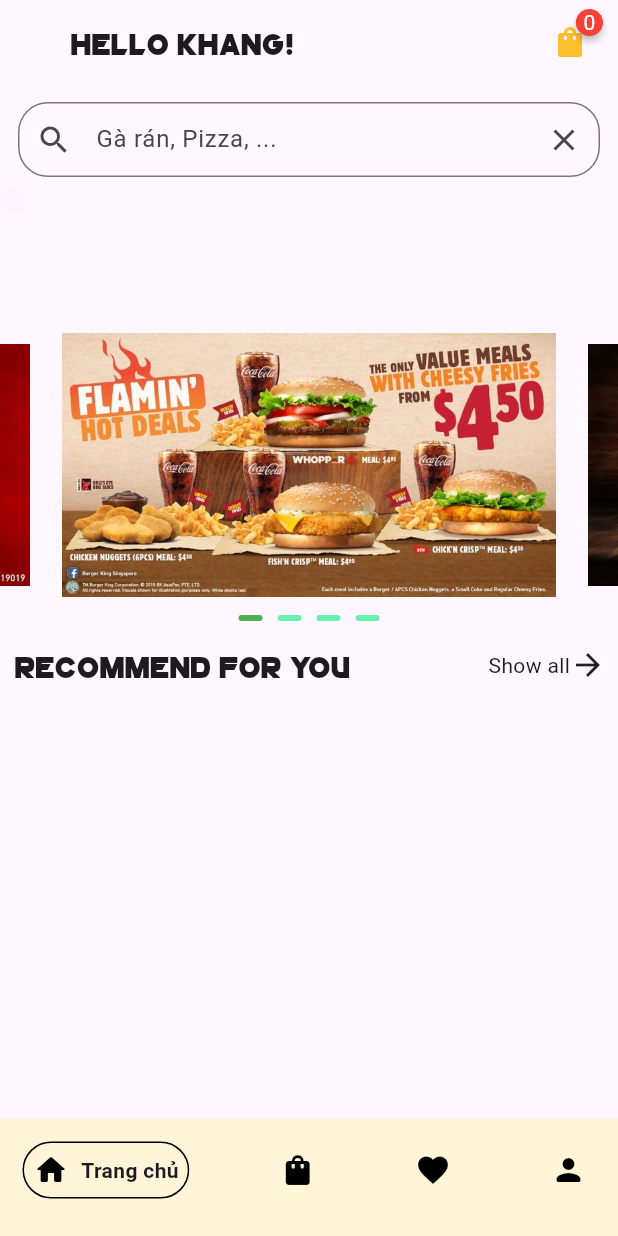
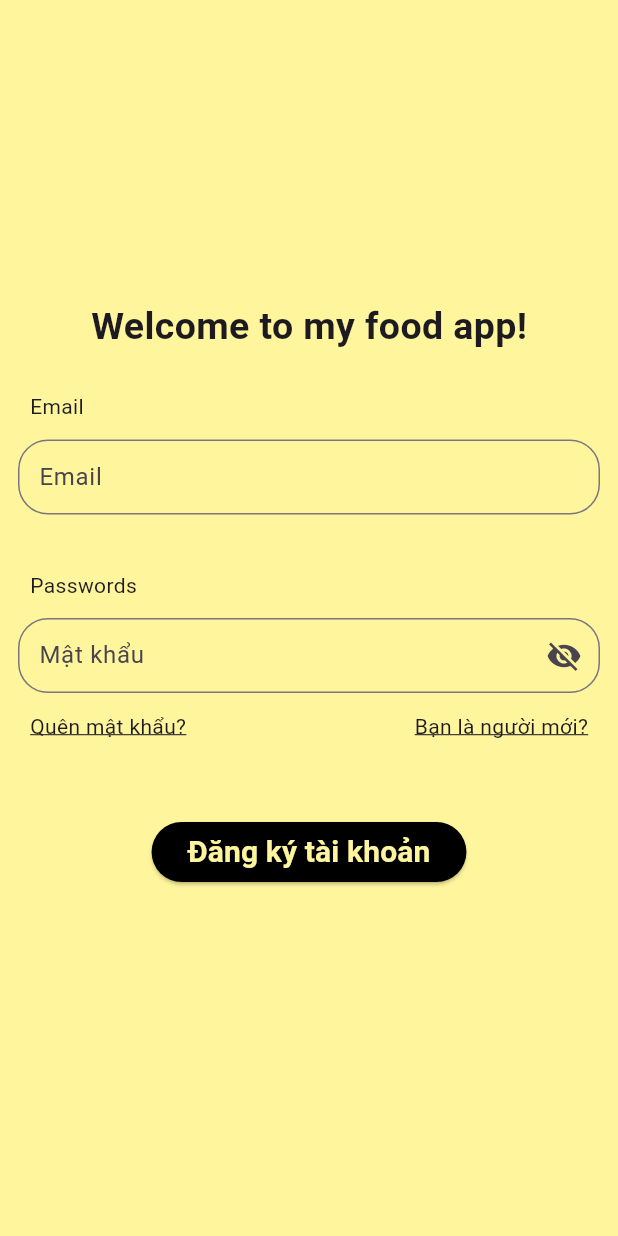
Before and after one commit to LilKhang1810/FoodApp_Flutter, a Flutter app: the screen it shows after launch, on a phone screen of 412 x 824 dp. Run offline on Flutter 3.47's test engine with Material 3 defaults, Android fonts, the phone set to English and light mode, and no system bars; drawn by our look-alikes of badges, carousel_slider, google_nav_bar, smooth_page_indicator; our stand-ins replace cloud_firestore, firebase_auth, firebase_core, firebase_database, flutter_rating_bar, lottie; accounts and stored records are empty.

Commit message:
SignUp and SignIn func

```diff
--- /dev/null
+++ b/lib/controller/firebase_auth_service.dart
@@ -0,0 +1,39 @@
+import 'package:cloud_firestore/cloud_firestore.dart';
+import 'package:firebase_auth/firebase_auth.dart';
+
+class FirebaseAuthService {
+  FirebaseAuth _auth = FirebaseAuth.instance;
+
+  Future<User?> signUpWithEmailAndPassword(
+      String email, String password, String userName) async {
+    try {
+      UserCredential credential = await _auth.createUserWithEmailAndPassword(
+          email: email, password: password);
+      await FirebaseFirestore.instance
+          .collection('User')
+          .doc(credential.user!.uid)
+          .set(
+        {
+          'username': userName,
+          'email': email,
+        },
+      );
+      return credential.user;
+    } catch (e) {
+      print('Something went wrong');
+    }
+    return null;
+  }
+
+  Future<User?> signInWithEmailAndPassword(
+      String email, String password) async {
+    try {
+      UserCredential credential = await _auth.signInWithEmailAndPassword(
+          email: email, password: password);
+      return credential.user;
+    } catch (e) {
+      print('Something went wrong');
+    }
+    return null;
+  }
+}
--- a/lib/main.dart
+++ b/lib/main.dart
@@ -1,14 +1,15 @@
 import 'package:cloud_firestore/cloud_firestore.dart';
 import 'package:firebase_core/firebase_core.dart';
 import 'package:flutter/material.dart';
-import 'package:food_app/detail_view.dart';
+import 'package:food_app/screen/detail_view.dart';
 import 'package:food_app/model/brand.dart';
 import 'package:food_app/model/cart.dart';
 import 'package:food_app/model/food.dart';
-import 'package:food_app/tabview.dart';
+import 'package:food_app/screen/login_screen.dart';
+import 'package:food_app/screen/tabview.dart';
 import 'package:provider/provider.dart';
-import 'favorite_view.dart';
-import 'home_page.dart';
+import 'screen/favorite_view.dart';
+import 'screen/home_page.dart';
 
 void main() async {
   WidgetsFlutterBinding.ensureInitialized();
@@ -36,7 +37,7 @@ class MyApp extends StatelessWidget {
           colorScheme: ColorScheme.fromSeed(seedColor: Colors.deepPurple),
           useMaterial3: true,
         ),
-        home: TabView()
+        home: SignInPage()
         // home: DetailView(
         //   food: Food(
         //       name: 'EVM serving of 6 chicken McNuggets™',
--- a/lib/cart_view.dart
+++ b/lib/screen/cart_view.dart
@@ -1,10 +1,10 @@
 import 'package:flutter/material.dart';
 import 'package:food_app/model/food.dart';
-import 'package:food_app/tabview.dart';
+import 'package:food_app/screen/tabview.dart';
 import 'package:lottie/lottie.dart';
 import 'package:provider/provider.dart';
 
-import 'model/cart.dart';
+import '../model/cart.dart';
 
 class CartView extends StatefulWidget {
   const CartView({super.key});
--- a/lib/detail_view.dart
+++ b/lib/screen/detail_view.dart
@@ -8,7 +8,7 @@ import 'package:flutter/material.dart';
 import 'package:flutter/widgets.dart';
 import 'package:food_app/model/cart.dart';
 import 'package:provider/provider.dart';
-import 'model/food.dart';
+import '../model/food.dart';
 import 'package:firebase_database/ui/firebase_animated_list.dart';
 
 class DetailView extends StatefulWidget {
--- /dev/null
+++ b/lib/screen/login_screen.dart
@@ -0,0 +1,313 @@
+import 'package:firebase_auth/firebase_auth.dart';
+import 'package:flutter/cupertino.dart';
+import 'package:flutter/material.dart';
+import 'package:flutter/widgets.dart';
+import 'package:food_app/controller/firebase_auth_service.dart';
+import 'package:food_app/screen/tabview.dart';
+
+class SignUpScreen extends StatefulWidget {
+  const SignUpScreen({super.key});
+
+  @override
+  State<SignUpScreen> createState() => _SignUpScreenState();
+}
+
+class _SignUpScreenState extends State<SignUpScreen> {
+  final FirebaseAuthService _auth = FirebaseAuthService();
+  bool _obscureText = true;
+  TextEditingController _userName = TextEditingController();
+  TextEditingController _email = TextEditingController();
+  TextEditingController _password = TextEditingController();
+  @override
+  void dispose() {
+    _userName.dispose();
+    _email.dispose();
+    _password.dispose();
+    super.dispose();
+  }
+
+  void _signup() async {
+    String username = _userName.text;
+    String email = _email.text;
+    String password = _password.text;
+
+    User? user =
+        await _auth.signUpWithEmailAndPassword(email, password, username);
+
+    if (user != null) {
+      print('User is successfully created');
+      Navigator.push(
+          context, MaterialPageRoute(builder: (context) => TabView()));
+    } else {
+      print('Something went wrong');
+    }
+  }
+
+  @override
+  Widget build(BuildContext context) {
+    return Scaffold(
+      appBar: AppBar(
+        backgroundColor: Colors.yellow.shade200,
+      ),
+      backgroundColor: Colors.yellow.shade200,
+      body: Column(
+        children: <Widget>[
+          SizedBox(height: 80),
+          Container(
+            alignment: Alignment.center,
+            child: Text(
+              'First step to be friend',
+              style: TextStyle(fontSize: 25, fontWeight: FontWeight.bold),
+            ),
+          ),
+          Column(
+            children: [
+              Container(
+                padding: EdgeInsets.only(left: 20, top: 25),
+                alignment: Alignment.centerLeft,
+                child: Text('Tên của bạn'),
+              ),
+              Padding(
+                padding: const EdgeInsets.all(12.0),
+                child: TextField(
+                  controller: _userName,
+                  decoration: InputDecoration(
+                    contentPadding:
+                        EdgeInsets.symmetric(vertical: 13, horizontal: 10),
+                    border: OutlineInputBorder(
+                      borderRadius: BorderRadius.circular(20),
+                      borderSide: BorderSide(width: 0.8),
+                    ),
+                    hintText: 'Họ tên',
+                  ),
+                ),
+              ),
+            ],
+          ),
+          Column(
+            children: [
+              Container(
+                padding: EdgeInsets.only(left: 20, top: 25),
+                alignment: Alignment.centerLeft,
+                child: Text('Email'),
+              ),
+              Padding(
+                padding: const EdgeInsets.all(12.0),
+                child: TextField(
+                  controller: _email,
+                  decoration: InputDecoration(
+                    contentPadding:
+                        EdgeInsets.symmetric(vertical: 13, horizontal: 10),
+                    border: OutlineInputBorder(
+                      borderRadius: BorderRadius.circular(20),
+                      borderSide: BorderSide(width: 0.8),
+                    ),
+                    hintText: 'Email',
+                  ),
+                ),
+              ),
+            ],
+          ),
+          Column(
+            children: [
+              Container(
+                padding: EdgeInsets.only(left: 20, top: 25),
+                alignment: Alignment.centerLeft,
+                child: Text('Passwords'),
+              ),
+              Padding(
+                padding: const EdgeInsets.all(12.0),
+                child: TextField(
+                  controller: _password,
+                  obscureText: _obscureText,
+                  decoration: InputDecoration(
+                    contentPadding:
+                        EdgeInsets.symmetric(vertical: 13, horizontal: 10),
+                    border: OutlineInputBorder(
+                      borderRadius: BorderRadius.circular(20),
+                      borderSide: BorderSide(width: 0.8),
+                    ),
+                    hintText: 'Mật khẩu',
+                    suffixIcon: IconButton(
+                        onPressed: () {
+                          setState(() {
+                            _obscureText = !_obscureText;
+                          });
+                        },
+                        icon: Icon(_obscureText
+                            ? Icons.visibility_off
+                            : Icons.visibility)),
+                  ),
+                ),
+              ),
+            ],
+          ),
+          SizedBox(
+            height: 50,
+          ),
+          ElevatedButton(
+              style: ButtonStyle(
+                  backgroundColor: MaterialStateProperty.all(Colors.black)),
+              onPressed: _signup,
+              child: Text(
+                'Đăng ký tài khoản',
+                style: TextStyle(
+                    color: Colors.yellow.shade200,
+                    fontSize: 20,
+                    fontWeight: FontWeight.bold),
+              )),
+        ],
+      ),
+    );
+  }
+}
+
+class SignInPage extends StatefulWidget {
+  const SignInPage({super.key});
+
+  @override
+  State<SignInPage> createState() => _SignInPageState();
+}
+
+class _SignInPageState extends State<SignInPage> {
+  FirebaseAuthService _auth = FirebaseAuthService();
+  TextEditingController _email = TextEditingController();
+  TextEditingController _password = TextEditingController();
+  @override
+  void dispose() {
+    _email.dispose();
+    _password.dispose();
+    super.dispose();
+  }
+
+  void _signIn() async {
+    String email = _email.text;
+    String password = _password.text;
+    User? user = await _auth.signInWithEmailAndPassword(email, password);
+    if (user != null) {
+      print('User is successfully created');
+      Navigator.push(
+          context, MaterialPageRoute(builder: (context) => TabView()));
+    } else {
+      print('Something went wrong');
+    }
+  }
+
+  bool _obscureText = true;
+  @override
+  Widget build(BuildContext context) {
+    return Scaffold(
+      backgroundColor: Colors.yellow.shade200,
+      body: Column(
+        children: <Widget>[
+          SizedBox(height: 200),
+          Text(
+            'Welcome to my food app!',
+            style: TextStyle(fontSize: 25, fontWeight: FontWeight.bold),
+          ),
+          Column(
+            children: [
+              Container(
+                padding: EdgeInsets.only(left: 20, top: 25),
+                alignment: Alignment.centerLeft,
+                child: Text('Email'),
+              ),
+              Padding(
+                padding: const EdgeInsets.all(12.0),
+                child: TextField(
+                  controller: _email,
+                  decoration: InputDecoration(
+                    contentPadding:
+                        EdgeInsets.symmetric(vertical: 13, horizontal: 10),
+                    border: OutlineInputBorder(
+                      borderRadius: BorderRadius.circular(20),
+                      borderSide: BorderSide(width: 0.8),
+                    ),
+                    hintText: 'Email',
+                  ),
+                ),
+              ),
+            ],
+          ),
+          Column(
+            children: [
+              Container(
+                padding: EdgeInsets.only(left: 20, top: 25),
+                alignment: Alignment.centerLeft,
+                child: Text('Passwords'),
+              ),
+              Padding(
+                padding: const EdgeInsets.all(12.0),
+                child: TextField(
+                  controller: _password,
+                  obscureText: _obscureText,
+                  decoration: InputDecoration(
+                    contentPadding:
+                        EdgeInsets.symmetric(vertical: 13, horizontal: 10),
+                    border: OutlineInputBorder(
+                      borderRadius: BorderRadius.circular(20),
+                      borderSide: BorderSide(width: 0.8),
+                    ),
+                    hintText: 'Mật khẩu',
+                    suffixIcon: IconButton(
+                        onPressed: () {
+                          setState(() {
+                            _obscureText = !_obscureText;
+                          });
+                        },
+                        icon: Icon(_obscureText
+                            ? Icons.visibility_off
+                            : Icons.visibility)),
+                  ),
+                ),
+              ),
+            ],
+          ),
+          Padding(
+            padding: const EdgeInsets.symmetric(horizontal: 20.0),
+            child: Row(
+              mainAxisAlignment: MainAxisAlignment.spaceBetween,
+              children: <Widget>[
+                GestureDetector(
+                  onTap: () {},
+                  child: Text(
+                    'Quên mật khẩu?',
+                    style: TextStyle(decoration: TextDecoration.underline),
+                  ),
+                ),
+                GestureDetector(
+                  onTap: () {
+                    Navigator.push(
+                        context,
+                        MaterialPageRoute(
+                            builder: (context) => SignUpScreen()));
+                  },
+                  child: Text(
+                    'Bạn là người mới?',
+                    style: TextStyle(
+                      decoration: TextDecoration.underline,
+                    ),
+                  ),
+                ),
+              ],
+            ),
+          ),
+          SizedBox(
+            height: 50,
+          ),
+          ElevatedButton(
+              style: ButtonStyle(
+                  backgroundColor: MaterialStateProperty.all(Colors.black)),
+              onPressed: _signIn,
+              child: Text(
+                'Đăng ký tài khoản',
+                style: TextStyle(
+                    color: Colors.yellow.shade200,
+                    fontSize: 20,
+                    fontWeight: FontWeight.bold),
+              )),
+        ],
+      ),
+    );
+  }
+}
--- a/lib/tabview.dart
+++ b/lib/screen/tabview.dart
@@ -1,9 +1,9 @@
 // ignore_for_file: prefer_const_constructors, prefer_const_literals_to_create_immutables
 
 import 'package:flutter/material.dart';
-import 'package:food_app/cart_view.dart';
-import 'package:food_app/favorite_view.dart';
-import 'package:food_app/home_page.dart';
+import 'package:food_app/screen/cart_view.dart';
+import 'package:food_app/screen/favorite_view.dart';
+import 'package:food_app/screen/home_page.dart';
 import 'package:google_nav_bar/google_nav_bar.dart';
 
 class TabView extends StatefulWidget {
--- a/lib/widget/card_product.dart
+++ b/lib/widget/card_product.dart
@@ -1,8 +1,8 @@
 import 'package:flutter/cupertino.dart';
 import 'package:flutter/material.dart';
 import 'package:flutter/widgets.dart';
-import 'package:food_app/detail_view.dart';
-import 'package:food_app/favorite_view.dart';
+import 'package:food_app/screen/detail_view.dart';
+import 'package:food_app/screen/favorite_view.dart';
 import 'package:provider/provider.dart';
 
 import '../model/cart.dart';
```
Also changed, not shown: lib/screen/home_page.dart (renamed from lib/home_page.dart, +5 -5 lines), lib/screen/favorite_view.dart (renamed from lib/favorite_view.dart), 1 other file.
